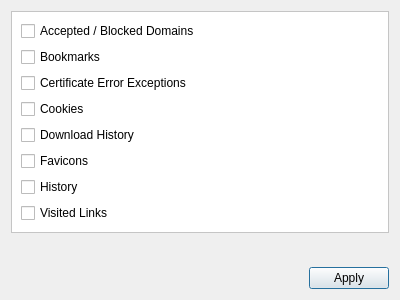
Old version of the form 2.x/UI/dooble_clear_items.ui in the repository textbrowser/dooble.
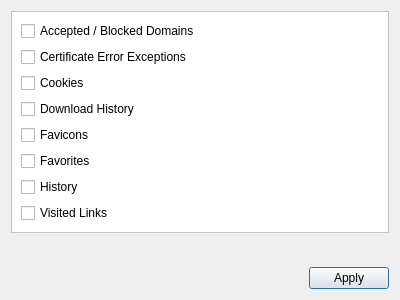
New version of the form. Icons and pictures are not drawn.

```diff
--- a/2.x/UI/dooble_clear_items.ui
+++ b/2.x/UI/dooble_clear_items.ui
@@ -37,13 +37,6 @@
         </property>
        </widget>
       </item>
-      <item>
-       <widget class="QCheckBox" name="bookmarks">
-        <property name="text">
-         <string>Bookmarks</string>
-        </property>
-       </widget>
-      </item>
       <item>
        <widget class="QCheckBox" name="certificate_error_exceptions">
         <property name="text">
@@ -72,6 +65,13 @@
         </property>
        </widget>
       </item>
+      <item>
+       <widget class="QCheckBox" name="favorites">
+        <property name="text">
+         <string>Favorites</string>
+        </property>
+       </widget>
+      </item>
       <item>
        <widget class="QCheckBox" name="history">
         <property name="text">
```
Left out of the diff: 2 changed lines with no effect on the pictures.
